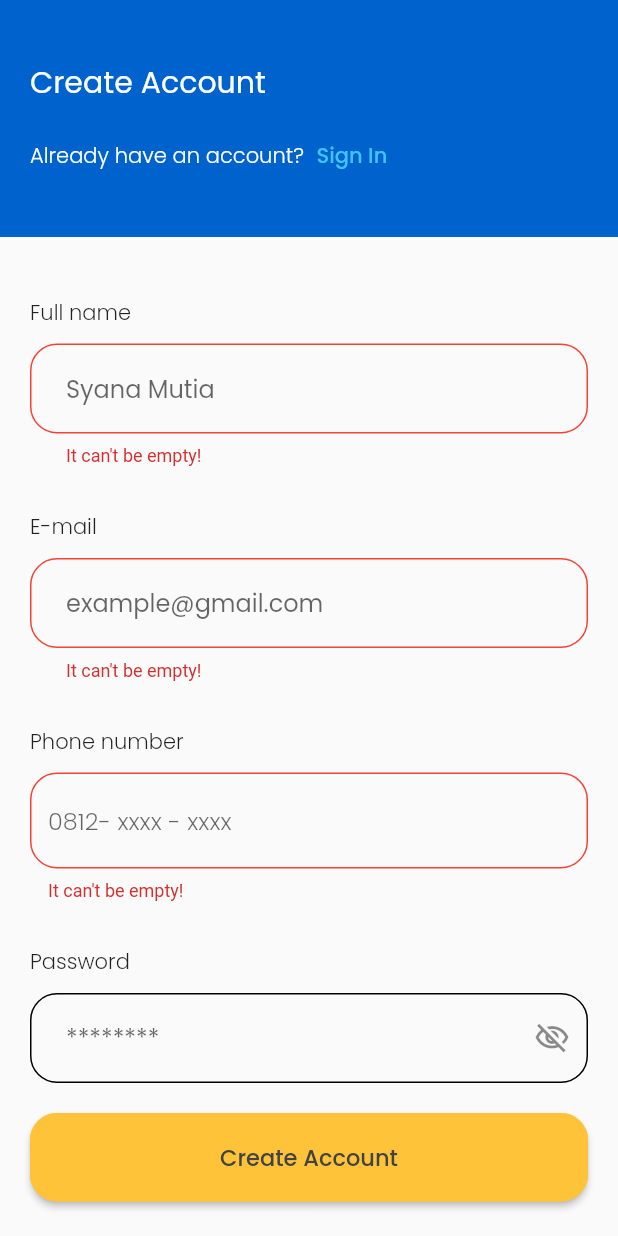
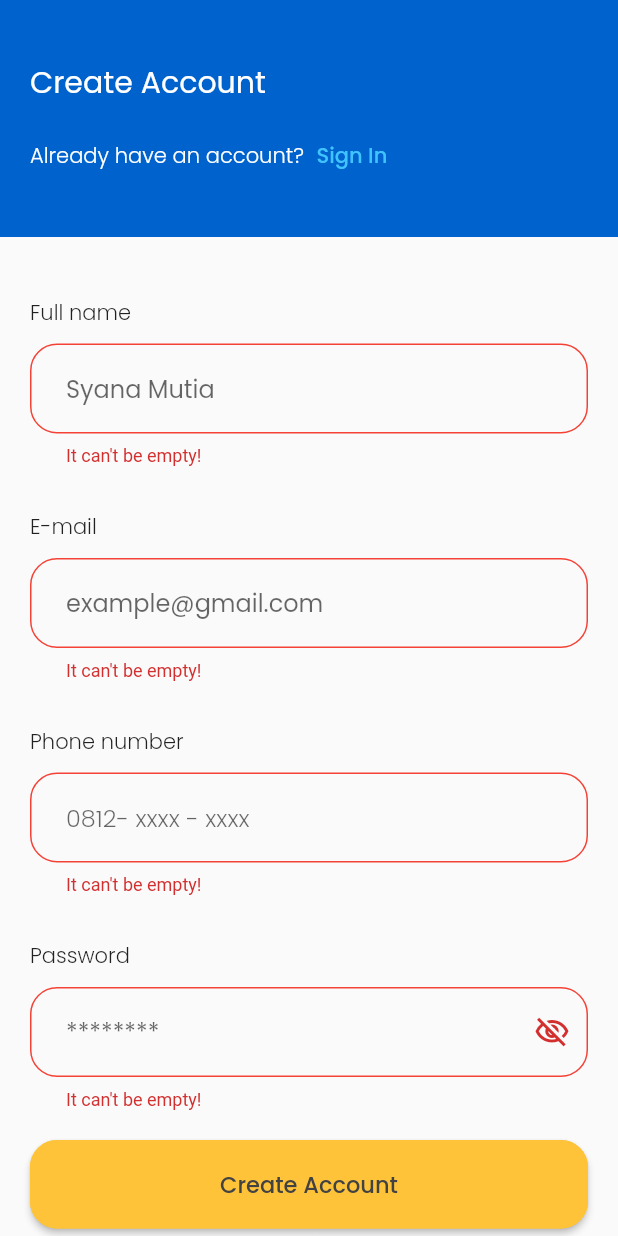
Before and after one commit to dillaasya/surya_mart_user, a Flutter app: the SignupPage screen opened directly, on a phone screen of 412 x 824 dp. Run offline on Flutter 3.47's test engine with Material 2 defaults, Android fonts, the light colour scheme and no system bars; our stand-ins replace badges, cloud_firestore, expandable_text, firebase_auth, firebase_core, firebase_storage and 7 more; accounts and stored records are empty; network calls fail; statements that could not run were skipped.

Commit message:
fix input format type and stacked pages

```diff
--- a/lib/presentation/page/address_page.dart
+++ b/lib/presentation/page/address_page.dart
@@ -297,7 +297,7 @@ class _AddressPageState extends State<AddressPage> {
                   padding: const EdgeInsets.all(20),
                   child: Center(
                     child: Text(
-                      'You haven\'t added an address yet! Click the icon in the bottom-right corner to add a new address',
+                      'You haven\'t added address yet! Click the icon in the bottom-right corner to add a new address',
                       style: GoogleFonts.poppins(
                         fontWeight: FontWeight.w400,
                       ),
--- a/lib/presentation/page/introduction_page.dart
+++ b/lib/presentation/page/introduction_page.dart
@@ -80,7 +80,7 @@ class IntroductionPage extends StatelessWidget {
     );
   }
 
-  void goToHome(context) => Navigator.of(context).push(
+  void goToHome(context) => Navigator.of(context).pushReplacement(
         MaterialPageRoute(builder: (_) => const SigninPage()),
       );
 
--- a/lib/presentation/page/signup_page.dart
+++ b/lib/presentation/page/signup_page.dart
@@ -5,6 +5,7 @@ import 'package:google_fonts/google_fonts.dart';
 import 'package:surya_mart_v1/data/service/auth.dart';
 import 'package:surya_mart_v1/presentation/page/bottom_navbar.dart';
 import 'package:surya_mart_v1/presentation/page/signin_page.dart';
+import 'package:flutter/services.dart';
 
 class SignupPage extends StatefulWidget {
   const SignupPage({Key? key}) : super(key: key);
@@ -195,8 +196,14 @@ class _SignupPageState extends State<SignupPage> {
                                     }
                                   },
                                   style: GoogleFonts.poppins(),
+                                  inputFormatters: [
+                                    FilteringTextInputFormatter.allow(RegExp('[a-zA-Z|\\ ]')),
+                                    LengthLimitingTextInputFormatter(25),
+                                  ],
                                   controller: usernameController,
                                   decoration: InputDecoration(
+                                    contentPadding: const EdgeInsets.only(
+                                        left: 24, top: 18, bottom: 18, right: 24),
                                     hintText: "Syana Mutia",
                                     focusedBorder: OutlineInputBorder(
                                       borderRadius: BorderRadius.circular(18),
@@ -226,11 +233,7 @@ class _SignupPageState extends State<SignupPage> {
                                         width: 1.0,
                                       ),
                                     ),
-                                    contentPadding: const EdgeInsets.only(
-                                        left: 24,
-                                        top: 18,
-                                        bottom: 18,
-                                        right: 24),
+
                                   ),
                                 ),
                               ),
@@ -260,6 +263,8 @@ class _SignupPageState extends State<SignupPage> {
                                   style: GoogleFonts.poppins(),
                                   controller: emailController,
                                   decoration: InputDecoration(
+                                    contentPadding: const EdgeInsets.only(
+                                        left: 24, top: 18, bottom: 18, right: 24),
                                     hintText: "example@gmail.com",
                                     focusedBorder: OutlineInputBorder(
                                       borderRadius: BorderRadius.circular(18),
@@ -289,11 +294,6 @@ class _SignupPageState extends State<SignupPage> {
                                         width: 1.0,
                                       ),
                                     ),
-                                    contentPadding: const EdgeInsets.only(
-                                        left: 24,
-                                        top: 18,
-                                        bottom: 18,
-                                        right: 24),
                                   ),
                                 ),
                               ),
@@ -315,6 +315,10 @@ class _SignupPageState extends State<SignupPage> {
                                     color: Colors.black,
                                   ),
                                   keyboardType: TextInputType.phone,
+                                  inputFormatters: [
+                                    LengthLimitingTextInputFormatter(14),
+                                    FilteringTextInputFormatter.digitsOnly,
+                                  ],
                                   controller: phoneController,
                                   validator: (value) {
                                     if (value!.isNotEmpty && value.length > 2) {
@@ -326,7 +330,10 @@ class _SignupPageState extends State<SignupPage> {
                                       return 'It can\'t be empty!';
                                     }
                                   },
+
                                   decoration: InputDecoration(
+                                    contentPadding: const EdgeInsets.only(
+                                        left: 24, top: 18, bottom: 18, right: 24),
                                     hintText: '0812- xxxx - xxxx',
                                     focusedBorder: OutlineInputBorder(
                                       borderRadius: BorderRadius.circular(18.0),
@@ -373,9 +380,18 @@ class _SignupPageState extends State<SignupPage> {
                                     const EdgeInsets.symmetric(vertical: 10),
                                 child: TextFormField(
                                   obscureText: visibility,
+                                  validator: (value) {
+                                    if (value!.isNotEmpty && value.length > 2) {
+                                      return null;
+                                    } else {
+                                      return 'It can\'t be empty!';
+                                    }
+                                  },
                                   style: GoogleFonts.poppins(),
                                   controller: passwordController,
                                   decoration: InputDecoration(
+                                    contentPadding: const EdgeInsets.only(
+                                        left: 24, top: 18, bottom: 18, right: 24),
                                     suffixIcon: IconButton(
                                         onPressed: () {
                                           setState(() {
@@ -416,11 +432,7 @@ class _SignupPageState extends State<SignupPage> {
                                         width: 1.0,
                                       ),
                                     ),
-                                    contentPadding: const EdgeInsets.only(
-                                        left: 24,
-                                        top: 18,
-                                        bottom: 18,
-                                        right: 24),
+
                                   ),
                                 ),
                               ),
```
Also changed, not shown: lib/presentation/page/edit_profile.dart (+11 -0 lines), lib/presentation/page/signin_page.dart (+15 -5 lines).
